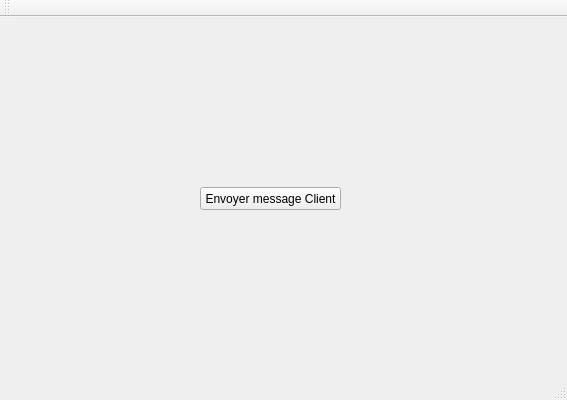
Old version of the form Serveur Websocket-TCP/TCP-Websocket-Server/TCPWebsocketServer.ui in the repository QuentinPOL/ProjetJSQTC--.
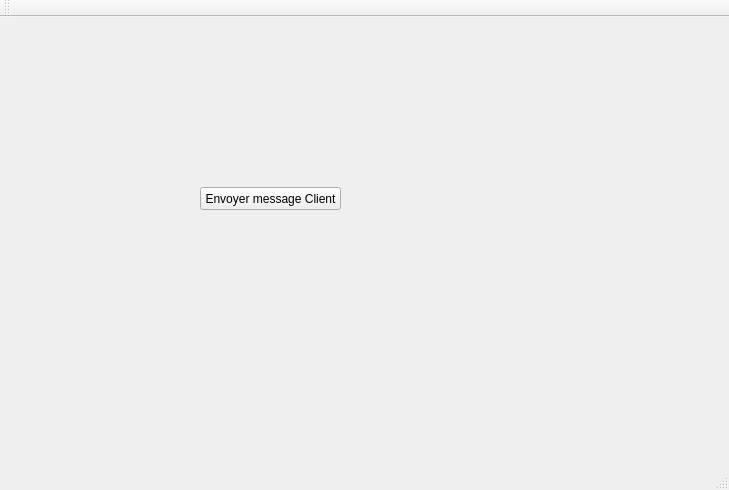
New version of the form.

Patch:
```diff
--- a/Serveur Websocket-TCP/TCP-Websocket-Server/TCPWebsocketServer.ui
+++ b/Serveur Websocket-TCP/TCP-Websocket-Server/TCPWebsocketServer.ui
@@ -6,8 +6,8 @@
    <rect>
     <x>0</x>
     <y>0</y>
-    <width>567</width>
-    <height>400</height>
+    <width>729</width>
+    <height>490</height>
    </rect>
   </property>
   <property name="windowTitle">
@@ -19,8 +19,8 @@
      <rect>
       <x>110</x>
       <y>10</y>
-      <width>411</width>
-      <height>131</height>
+      <width>591</width>
+      <height>51</height>
      </rect>
     </property>
     <property name="text">
@@ -30,10 +30,10 @@
    <widget class="QLabel" name="label_message">
     <property name="geometry">
      <rect>
-      <x>90</x>
+      <x>10</x>
       <y>210</y>
-      <width>431</width>
-      <height>131</height>
+      <width>691</width>
+      <height>71</height>
      </rect>
     </property>
     <property name="text">
@@ -53,6 +53,32 @@
      <string>Envoyer message Client</string>
     </property>
    </widget>
+   <widget class="QLabel" name="label_database">
+    <property name="geometry">
+     <rect>
+      <x>10</x>
+      <y>340</y>
+      <width>691</width>
+      <height>31</height>
+     </rect>
+    </property>
+    <property name="text">
+     <string/>
+    </property>
+   </widget>
+   <widget class="QLabel" name="label_user">
+    <property name="geometry">
+     <rect>
+      <x>10</x>
+      <y>390</y>
+      <width>691</width>
+      <height>31</height>
+     </rect>
+    </property>
+    <property name="text">
+     <string/>
+    </property>
+   </widget>
   </widget>
   <widget class="QMenuBar" name="menuBar">
    <property name="geometry">
```
Left out of the diff: 2 changed lines with no effect on the pictures.
